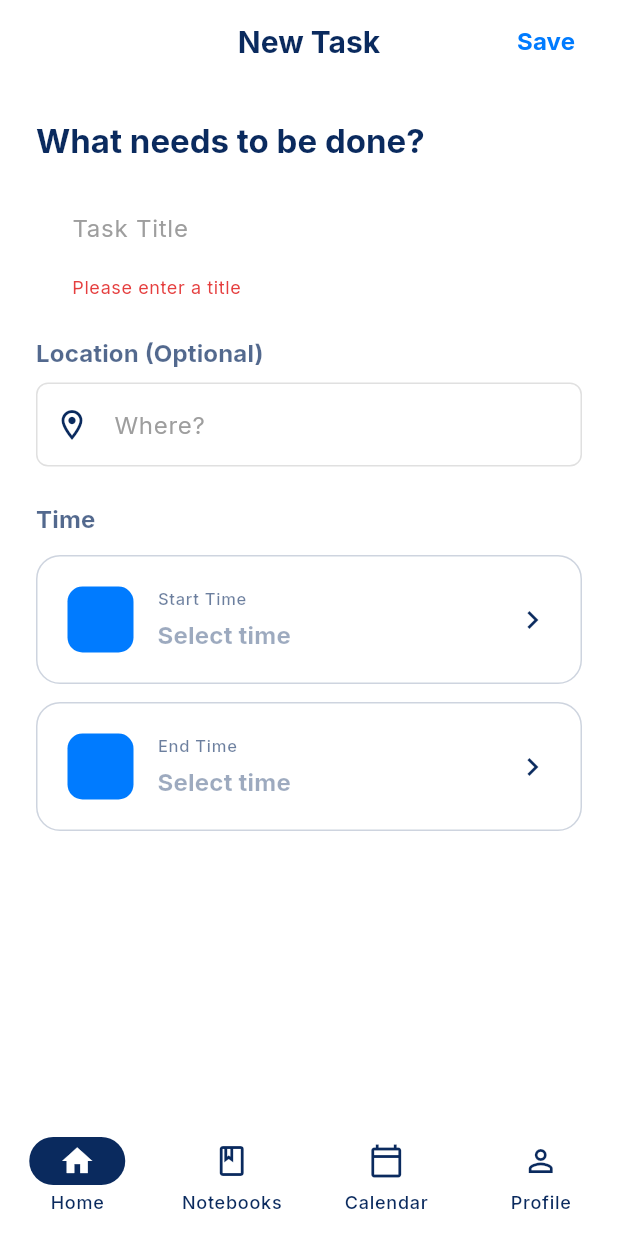
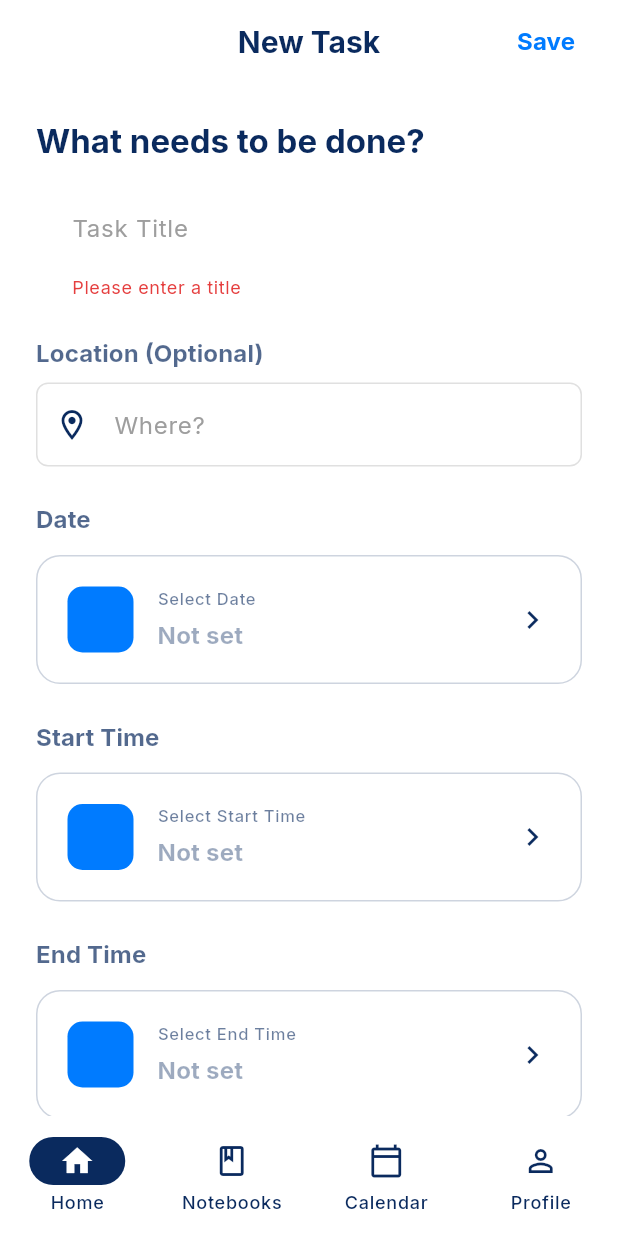
Before and after one commit to nguoimoi123/meetingmind, a Flutter app: the NewTaskScreen screen opened by its route, after a tap on "Save", on a phone screen of 412 x 824 dp. Run offline on Flutter 3.47's test engine with Material 3 defaults, Android fonts, the light colour scheme and no system bars; our stand-ins replace file_picker, flutter_dotenv, flutter_local_notifications, go_router, google_fonts, google_sign_in and 3 more; missing offline and left inert: docx_to_text, record; accounts and stored records are empty.

```diff
--- a/meetingmind_ai/lib/main.dart
+++ b/meetingmind_ai/lib/main.dart
@@ -36,6 +36,7 @@ import 'screens/notebook/notebook_detail_screen.dart';
 
 import 'screens/notebook/create_notebook_screen.dart';
 import 'screens/schedule/new_task_screen.dart';
+import 'package:flutter_dotenv/flutter_dotenv.dart';
 
 void main() async {
   WidgetsFlutterBinding.ensureInitialized();
@@ -49,6 +50,8 @@ void main() async {
   final authProvider = AuthProvider();
   await authProvider.init();
 
+  // Load .env file
+  await dotenv.load(fileName: ".env");
   runApp(
     MultiProvider(
       providers: [
--- a/meetingmind_ai/lib/models/event_model.dart
+++ b/meetingmind_ai/lib/models/event_model.dart
@@ -20,24 +20,13 @@ class Event {
   });
 
   factory Event.fromJson(Map<String, dynamic> json) {
-    // Parse chuỗi thời gian từ API
-    String startStr = json['remind_start'];
-    String endStr = json['remind_end'];
+    // Chuỗi backend trả về là LOCAL TIME
+    final String startStr = json['remind_start'];
+    final String endStr = json['remind_end'];
 
-    // --- SỬA: ÉP THÊM CHỮ 'Z' VÀO CUỐI CHUỖI NẾU THIẾU ---
-    // Điều này bảo Flutter rằng thời gian này là UTC
-    if (!startStr.endsWith('Z') && !startStr.contains('+')) {
-      startStr += 'Z';
-    }
-    if (!endStr.endsWith('Z') && !endStr.contains('+')) {
-      endStr += 'Z';
-    }
-    // ------------------------------------------------
+    final DateTime start = DateTime.parse(startStr);
+    final DateTime end = DateTime.parse(endStr);
 
-    DateTime start = DateTime.parse(startStr).toLocal();
-    DateTime end = DateTime.parse(endStr).toLocal();
-
-    // Format thời gian sang định dạng HH:mm
     final timeFormat = DateFormat('HH:mm');
 
     final List<Color> availableColors = [
@@ -58,8 +47,8 @@ class Event {
     return Event(
       id: json['id'] ?? '',
       title: json['title'] ?? 'No Title',
-      startTime: timeFormat.format(start),
-      endTime: timeFormat.format(end),
+      startTime: timeFormat.format(start), // 18:00 ✅
+      endTime: timeFormat.format(end), // 19:00 ✅
       location: json['location'],
       colorTag: randomColor,
     );
--- a/meetingmind_ai/lib/providers/auth_provider.dart
+++ b/meetingmind_ai/lib/providers/auth_provider.dart
@@ -46,7 +46,7 @@ class AuthProvider extends ChangeNotifier {
   // --- HÀM ĐĂNG NHẬP THỦ CÔNG (Dummy) ---
   void login() async {
     // Giả lập user_id cho local login
-    _userId = "local_dummy_user_id";
+    _userId = "6965304ba729391015e6d079";
     _isLoggedIn = true;
 
     await _saveData(); // Lưu xuống bộ nhớ
--- a/meetingmind_ai/lib/screens/notebook/notebook_list_screen.dart
+++ b/meetingmind_ai/lib/screens/notebook/notebook_list_screen.dart
@@ -1,4 +1,3 @@
-import 'dart:convert';
 import 'package:flutter/material.dart';
 import 'package:go_router/go_router.dart';
 import 'package:meetingmind_ai/services/notebook_list_service.dart';
@@ -55,11 +54,8 @@ class _NotebookListScreenState extends State<NotebookListScreen> {
     }
   }
 
-  Widget _buildNotebookRow(
-    BuildContext context,
-    Map<String, dynamic> folder,
-    Color color,
-  ) {
+  @override
+  Widget build(BuildContext context) {
     final theme = Theme.of(context);
     final colorScheme = theme.colorScheme;
 
--- a/meetingmind_ai/lib/screens/schedule/new_task_screen.dart
+++ b/meetingmind_ai/lib/screens/schedule/new_task_screen.dart
@@ -19,23 +19,26 @@ class _NewTaskScreenState extends State<NewTaskScreen> {
   final _locationController = TextEditingController();
 
   // Các biến lưu trữ thời gian
-  DateTime? _startTime;
-  DateTime? _endTime;
+  DateTime? _selectedDate;
+  TimeOfDay? _startTime;
+  TimeOfDay? _endTime;
 
-  // User ID động (sẽ lấy từ AuthProvider trong initState)
+  // User ID động
   late String _userId;
-
   bool _isLoading = false;
 
   @override
   void initState() {
     super.initState();
-    // Sử dụng addPostFrameCallback để lấy userId an toàn sau khi widget được mount
     WidgetsBinding.instance.addPostFrameCallback((_) {
       final userProvider = context.read<AuthProvider>();
       if (userProvider.userId != null) {
         setState(() {
           _userId = userProvider.userId!;
+        });
+      } else {
+        setState(() {
+          _userId = 'unknown_user';
         });
       }
     });
@@ -48,49 +51,95 @@ class _NewTaskScreenState extends State<NewTaskScreen> {
     super.dispose();
   }
 
-  // Hàm chọn cả Ngày và Giờ
-  Future<void> _selectDateTime({required bool isStart}) async {
-    final now = DateTime.now();
-    // 1. Chọn ngày
+  // --- HÀM CHỌN NGÀY ---
+  Future<void> _selectDate() async {
     final DateTime? pickedDate = await showDatePicker(
       context: context,
-      initialDate: now,
+      initialDate: DateTime.now(),
       firstDate: DateTime(2000),
       lastDate: DateTime(2101),
     );
 
-    if (pickedDate == null) return;
+    if (pickedDate != null && mounted) {
+      setState(() {
+        _selectedDate = DateTime(
+          pickedDate.year,
+          pickedDate.month,
+          pickedDate.day,
+        );
+        _startTime = null;
+        _endTime = null;
+      });
+    }
+  }
 
-    if (!mounted) return;
+  // --- HÀM CHỌN GIỜ BẮT ĐẦU ---
+  Future<void> _selectStartTime() async {
+    if (_selectedDate == null) {
+      ScaffoldMessenger.of(context).showSnackBar(
+        const SnackBar(content: Text('Please select a date first')),
+      );
+      return;
+    }
 
-    // 2. Chọn giờ
     final TimeOfDay? pickedTime = await showTimePicker(
       context: context,
       initialTime: TimeOfDay.now(),
     );
 
-    if (pickedTime == null) return;
+    if (pickedTime != null && mounted) {
+      setState(() {
+        _startTime = pickedTime;
+        // Tự động set End Time = Start Time + 1 giờ nếu chưa chọn
+        if (_endTime == null ||
+            _endTime!.hour < _startTime!.hour ||
+            (_endTime!.hour == _startTime!.hour &&
+                _endTime!.minute < _startTime!.minute)) {
+          _endTime = TimeOfDay(
+            hour: (_startTime!.hour + 1) % 24,
+            minute: _startTime!.minute,
+          );
+        }
+      });
+    }
+  }
 
-    // 3. Gộp lại thành DateTime hoàn chỉnh
-    final finalDateTime = DateTime(
-      pickedDate.year,
-      pickedDate.month,
-      pickedDate.day,
-      pickedTime.hour,
-      pickedTime.minute,
+  // --- HÀM CHỌN GIỜ KẾT THÚC ---
+  Future<void> _selectEndTime() async {
+    if (_selectedDate == null) {
+      ScaffoldMessenger.of(context).showSnackBar(
+        const SnackBar(content: Text('Please select a date first')),
+      );
+      return;
+    }
+    if (_startTime == null) {
+      ScaffoldMessenger.of(context).showSnackBar(
+        const SnackBar(content: Text('Please select start time first')),
+      );
+      return;
+    }
+
+    final TimeOfDay? pickedTime = await showTimePicker(
+      context: context,
+      initialTime: _startTime!,
     );
 
-    setState(() {
-      if (isStart) {
-        _startTime = finalDateTime;
-        // Nếu chọn start mà chưa có end, hoặc end nhỏ hơn start, đặt lại end = start + 1 giờ mặc định
-        if (_endTime == null || _endTime!.isBefore(_startTime!)) {
-          _endTime = _startTime!.add(const Duration(hours: 1));
-        }
-      } else {
-        _endTime = finalDateTime;
-      }
-    });
+    if (pickedTime != null && mounted) {
+      setState(() {
+        _endTime = pickedTime;
+      });
+    }
+  }
+
+  // --- HÀM GỘP DỮ LIỆU ĐỂ GỬI API ---
+  DateTime _combineDateTime(TimeOfDay time) {
+    return DateTime(
+      _selectedDate!.year,
+      _selectedDate!.month,
+      _selectedDate!.day,
+      time.hour,
+      time.minute,
+    );
   }
 
   Future<void> _submitTask() async {
@@ -99,16 +148,21 @@ class _NewTaskScreenState extends State<NewTaskScreen> {
     }
 
     // Kiểm tra logic thời gian
-    if (_startTime == null || _endTime == null) {
+    if (_selectedDate == null || _startTime == null || _endTime == null) {
       ScaffoldMessenger.of(context).showSnackBar(
-        const SnackBar(content: Text('Please select start and end time')),
+        const SnackBar(
+            content: Text('Please complete Date, Start and End time')),
       );
       return;
     }
 
-    if (_endTime!.isBefore(_startTime!)) {
+    // Chuyển đổi thành full DateTime để so sánh
+    final startFull = _combineDateTime(_startTime!);
+    final endFull = _combineDateTime(_endTime!);
+
+    if (endFull.isBefore(startFull) || endFull.isAtSameMomentAs(startFull)) {
       ScaffoldMessenger.of(context).showSnackBar(
-        const SnackBar(content: Text('End time cannot be before start time')),
+        const SnackBar(content: Text('End time must be after start time')),
       );
       return;
     }
@@ -118,21 +172,18 @@ class _NewTaskScreenState extends State<NewTaskScreen> {
     });
 
     try {
-      // 1. Gọi API lưu vào Database
+      // Gọi API Service (đã xử lý format ngày giờ bên trong)
       await ReminderService.createTask(
         userId: _userId,
         title: _titleController.text.trim(),
         location: _locationController.text.trim(),
-        startTime: _startTime!,
-        endTime: _endTime!,
+        startTime: startFull,
+        endTime: endFull,
       );
 
-      // 2. XIN QUYỀN TRƯỚC KHI ĐẶT THÔNG BÁO (Quan trọng)
+      // Xử lý Notification
       await NotificationService().requestPermissions();
-
-      // 3. Lên lịch thông báo cục bộ trên điện thoại
-      // Sử dụng timestamp của startTime để làm ID thông báo (để xóa sau này nếu cần)
-      final notificationId = _startTime!.millisecondsSinceEpoch ~/ 1000;
+      final notificationId = startFull.millisecondsSinceEpoch ~/ 1000;
 
       await NotificationService().scheduleNotification(
         id: notificationId,
@@ -140,7 +191,7 @@ class _NewTaskScreenState extends State<NewTaskScreen> {
         body: _locationController.text.trim().isEmpty
             ? 'Event starting now!'
             : 'at ${_locationController.text.trim()}',
-        scheduledTime: _startTime!,
+        scheduledTime: startFull,
       );
 
       if (mounted) {
@@ -168,7 +219,8 @@ class _NewTaskScreenState extends State<NewTaskScreen> {
   Widget build(BuildContext context) {
     final theme = Theme.of(context);
     final colorScheme = theme.colorScheme;
-    final timeFormat = DateFormat('HH:mm, dd MMM');
+    final dateFormat = DateFormat('dd MMM yyyy');
+    final timeFormat = DateFormat('HH:mm');
 
     return Scaffold(
       appBar: AppBar(
@@ -207,7 +259,7 @@ class _NewTaskScreenState extends State<NewTaskScreen> {
           child: Column(
             crossAxisAlignment: CrossAxisAlignment.start,
             children: [
-              // Tiêu đề
+              // 1. TITLE
               Text(
                 'What needs to be done?',
                 style: theme.textTheme.titleLarge?.copyWith(
@@ -238,7 +290,7 @@ class _NewTaskScreenState extends State<NewTaskScreen> {
               ),
               const SizedBox(height: 24),
 
-              // Địa điểm
+              // 2. LOCATION (ĐÃ SỬA: BỔ IGNORE POINTER ĐỂ CÓ THỂ NHẬP LIỆU)
               Text(
                 'Location (Optional)',
                 style: theme.textTheme.labelLarge?.copyWith(
@@ -265,35 +317,68 @@ class _NewTaskScreenState extends State<NewTaskScreen> {
               ),
               const SizedBox(height: 24),
 
-              // Thời gian
+              // --- PHẦN THỜI GIAN ---
+
+              // 3. DATE (NGÀY)
               Text(
-                'Time',
+                'Date',
                 style: theme.textTheme.labelLarge?.copyWith(
                   fontWeight: FontWeight.bold,
                   color: colorScheme.onSurface.withOpacity(0.7),
                 ),
               ),
               const SizedBox(height: 12),
-
-              // Start Time Card
-              _buildTimeCard(
-                title: 'Start Time',
-                time: _startTime,
-                format: timeFormat,
-                icon: Icons.play_arrow,
-                onTap: () => _selectDateTime(isStart: true),
+              _buildSelectorCard(
+                title: 'Select Date',
+                value: _selectedDate != null
+                    ? dateFormat.format(_selectedDate!)
+                    : null,
+                icon: Icons.calendar_today,
+                onTap: _selectDate,
                 colorScheme: colorScheme,
                 theme: theme,
               ),
+              const SizedBox(height: 24),
+
+              // 4. START TIME (GIỜ BẮT ĐẦU)
+              Text(
+                'Start Time',
+                style: theme.textTheme.labelLarge?.copyWith(
+                  fontWeight: FontWeight.bold,
+                  color: colorScheme.onSurface.withOpacity(0.7),
+                ),
+              ),
               const SizedBox(height: 12),
+              _buildSelectorCard(
+                title: 'Select Start Time',
+                value: _startTime != null
+                    ? timeFormat.format(DateTime(
+                        2023, 1, 1, _startTime!.hour, _startTime!.minute))
+                    : null,
+                icon: Icons.play_arrow,
+                onTap: _selectStartTime,
+                colorScheme: colorScheme,
+                theme: theme,
+              ),
+              const SizedBox(height: 24),
 
-              // End Time Card
-              _buildTimeCard(
-                title: 'End Time',
-                time: _endTime,
-                format: timeFormat,
+              // 5. END TIME (GIỜ KẾT THÚC)
+              Text(
+                'End Time',
+                style: theme.textTheme.labelLarge?.copyWith(
+                  fontWeight: FontWeight.bold,
+                  color: colorScheme.onSurface.withOpacity(0.7),
+                ),
+              ),
+              const SizedBox(height: 12),
+              _buildSelectorCard(
+                title: 'Select End Time',
+                value: _endTime != null
+                    ? timeFormat.format(
+                        DateTime(2023, 1, 1, _endTime!.hour, _endTime!.minute))
+                    : null,
                 icon: Icons.flag,
-                onTap: () => _selectDateTime(isStart: false),
+                onTap: _selectEndTime,
                 colorScheme: colorScheme,
                 theme: theme,
               ),
@@ -304,10 +389,10 @@ class _NewTaskScreenState extends State<NewTaskScreen> {
     );
   }
 
-  Widget _buildTimeCard({
+  // Widget helper để hiển thị thẻ chọn thời gian
+  Widget _buildSelectorCard({
     required String title,
-    required DateTime? time,
-    required DateFormat format,
+    required String? value,
     required IconData icon,
     required VoidCallback onTap,
     required ColorScheme colorScheme,
@@ -346,10 +431,10 @@ class _NewTaskScreenState extends State<NewTaskScreen> {
                   ),
                   const SizedBox(height: 4),
                   Text(
-                    time != null ? format.format(time) : 'Select time',
+                    value ?? 'Not set',
                     style: theme.textTheme.titleMedium?.copyWith(
                       fontWeight: FontWeight.bold,
-                      color: time != null
+                      color: value != null
                           ? colorScheme.onSurface
                           : colorScheme.onSurface.withOpacity(0.4),
                     ),
--- a/meetingmind_ai/lib/services/chat_meeting_service.dart
+++ b/meetingmind_ai/lib/services/chat_meeting_service.dart
@@ -1,8 +1,10 @@
 import 'dart:convert';
 import 'package:http/http.dart' as http;
+import 'package:flutter_dotenv/flutter_dotenv.dart';
 
 class ChatService {
-  static const String _baseUrl = 'http://192.168.122.243:5000';
+  String? _baseUrl = dotenv.get('API_BASE_URL');
+
   final String _currentUserId = "user_123"; // User giả định
 
   Future<String> askAboutMeeting(String sid, String question) async {
--- a/meetingmind_ai/lib/services/chat_service.dart
+++ b/meetingmind_ai/lib/services/chat_service.dart
@@ -1,8 +1,9 @@
 import 'dart:convert';
 import 'package:http/http.dart' as http;
+import 'package:flutter_dotenv/flutter_dotenv.dart';
 
 class ChatService {
-  static const String BASE_URL = 'http://192.168.122.243:5000';
+  static final String? BASE_URL = dotenv.env['API_BASE_URL'];
 
   static Future<String> ask({
     required String userId,
--- a/meetingmind_ai/lib/services/create_notebook_service.dart
+++ b/meetingmind_ai/lib/services/create_notebook_service.dart
@@ -1,14 +1,15 @@
 import 'dart:convert';
 import 'package:http/http.dart' as http;
+import 'package:flutter_dotenv/flutter_dotenv.dart';
 
 class NotebookService {
-  static const String _baseUrl = 'http://192.168.122.243:5000';
+  static final String? _baseUrl = dotenv.env['API_BASE_URL'];
   static Future<void> createNotebook({
     required String userId,
     required String name,
     required String description,
   }) async {
-    const String apiUrl = '$_baseUrl/folder/add';
+    String apiUrl = '$_baseUrl/folder/add';
 
     final response = await http.post(
       Uri.parse(apiUrl),
--- a/meetingmind_ai/lib/services/file_service.dart
+++ b/meetingmind_ai/lib/services/file_service.dart
@@ -1,10 +1,11 @@
 import 'dart:convert';
 import 'package:file_picker/file_picker.dart';
 import 'package:http/http.dart' as http;
+import 'package:flutter_dotenv/flutter_dotenv.dart';
 
 class FileService {
   // ignore: constant_identifier_names
-  static const String BASE_URL = 'http://192.168.122.243:5000';
+  static final String? BASE_URL = dotenv.env['API_BASE_URL'];
 
   /// Lấy folder + danh sách file
   static Future<Map<String, dynamic>> getFolder(String folderId) async {
--- a/meetingmind_ai/lib/services/google_auth_service.dart
+++ b/meetingmind_ai/lib/services/google_auth_service.dart
@@ -1,13 +1,15 @@
 import 'dart:convert';
 import 'package:google_sign_in/google_sign_in.dart';
 import 'package:http/http.dart' as http;
+import 'package:flutter_dotenv/flutter_dotenv.dart';
 
 class GoogleAuthService {
   // 🔴 PHẢI TRÙNG GOOGLE_CLIENT_ID BACKEND
   static const String _webClientId =
       "828381156455-k2cht1g24gd4mv8nva7d19r5gh4hje85.apps.googleusercontent.com";
 
-  static const String _backendUrl = "http://192.168.122.243:5000/auth/google";
+  static final String _backendUrl =
+      dotenv.env['API_BASE_URL']! + "/auth/google";
   // Android emulator → 10.0.2.2
   // iOS simulator → http://localhost:5000
 
--- a/meetingmind_ai/lib/services/meeting_service.dart
+++ b/meetingmind_ai/lib/services/meeting_service.dart
@@ -3,12 +3,13 @@ import 'dart:convert';
 import 'package:socket_io_client/socket_io_client.dart' as IO;
 import 'package:http/http.dart' as http;
 import '../models/meeting_models.dart';
+import 'package:flutter_dotenv/flutter_dotenv.dart';
 
 class MeetingService {
   IO.Socket get socket => _socket!;
   String? meetingSid;
 
-  static const String _serverUrl = 'http://192.168.122.243:5000';
+  static final String? _serverUrl = dotenv.env['API_BASE_URL'];
 
   IO.Socket? _socket;
   final StreamController<TranscriptMessage> _transcriptController =
--- a/meetingmind_ai/lib/services/notebook_list_service.dart
+++ b/meetingmind_ai/lib/services/notebook_list_service.dart
@@ -1,10 +1,11 @@
 import 'dart:convert';
 import 'package:http/http.dart' as http;
+import 'package:flutter_dotenv/flutter_dotenv.dart';
 
 class NotebookListService {
-  static const String _baseUrl = 'http://192.168.122.243:5000';
+  static final String? _baseUrl = dotenv.env['API_BASE_URL'];
   static Future<List<dynamic>> fetchFolders(String userId) async {
-    const baseUrl = _baseUrl;
+    final baseUrl = _baseUrl;
 
     final response = await http.get(
       Uri.parse('$baseUrl/folder/$userId'),
--- a/meetingmind_ai/lib/services/reminder_service.dart
+++ b/meetingmind_ai/lib/services/reminder_service.dart
@@ -1,10 +1,10 @@
 import 'dart:convert';
 import 'package:http/http.dart' as http;
 import '../models/event_model.dart';
+import 'package:flutter_dotenv/flutter_dotenv.dart';
 
 class ReminderService {
-  static const String _baseUrl =
-      "http://192.168.122.243:5000"; // đổi theo môi trường
+  static final String? _baseUrl = dotenv.env['API_BASE_URL'];
 
   static Future<void> createTask({
     required String userId,
@@ -17,8 +17,8 @@ class ReminderService {
       "user_id": userId,
       "title": title,
       "location": location,
-      "remind_start": startTime.toUtc().toIso8601String(),
-      "remind_end": endTime.toUtc().toIso8601String(),
+      "remind_start": startTime.toIso8601String(),
+      "remind_end": endTime.toIso8601String(),
     };
 
     final res = await http.post(
@@ -50,6 +50,7 @@ class ReminderService {
     }
 
     final List data = json.decode(res.body);
+    print("Fetched events: $data");
     return data.map((e) => Event.fromJson(e)).toList();
   }
 
--- a/meetingmind_ai/lib/services/summary_service.dart
+++ b/meetingmind_ai/lib/services/summary_service.dart
@@ -1,9 +1,10 @@
 import 'dart:convert';
 import 'package:http/http.dart' as http;
 import '../models/meeting_summary.dart';
+import 'package:flutter_dotenv/flutter_dotenv.dart';
 
 class SummaryService {
-  static const String _baseUrl = 'http://192.168.122.243:5000';
+  static final String? _baseUrl = dotenv.env['API_BASE_URL'];
 
   static Future<MeetingSummary> summarize(String sid) async {
     final uri = Uri.parse('$_baseUrl/summarize/$sid');
--- a/meetingmind_ai/pubspec.yaml
+++ b/meetingmind_ai/pubspec.yaml
@@ -50,7 +50,8 @@ dependencies:
   livekit_client: ^2.6.1
   socket_io_client: ^2.0.0 # Để kết nối với flask_socketio
   record: ^5.0.0
-  docx_to_text: ^1.0.0
+  flutter_local_notifications: ^17.0.0
+  timezone: ^0.9.2
 
 dev_dependencies:
   flutter_test:
```
Also changed, not shown: meetingmind_ai/lib/screens/schedule/newtask.dart (deleted, +0 -332 lines), meetingmind_ai/lib/screens/schedule/schedule_tasks_screen.dart (+2 -24 lines), meetingmind_ai/lib/services/notebook_service.dart (deleted), 5 other files.
